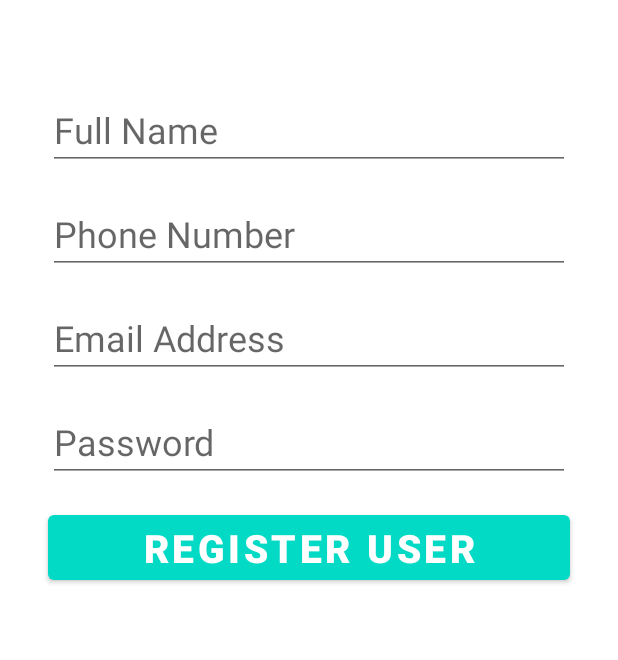
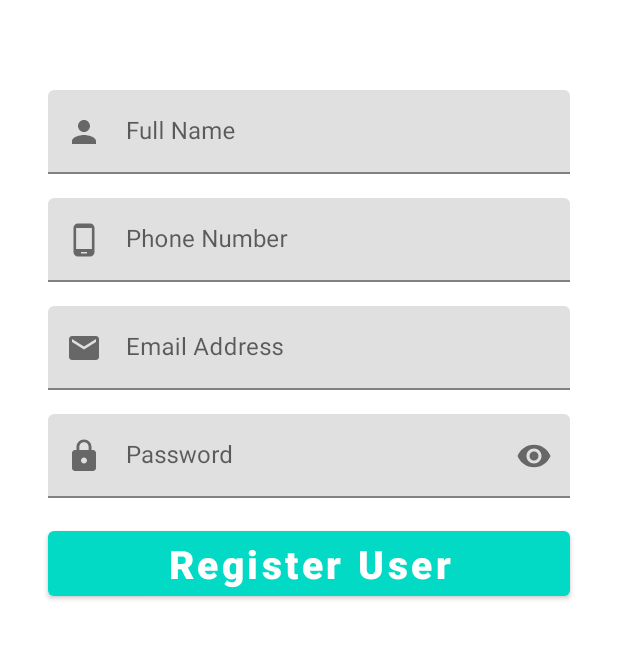
Before and after one commit to nchan17/TaskApp, an Android app: the RegisterUserFragment screen opened through its navigation route, on a phone screen of 412 x 824 dp, the part 196-856 px from its top. Run offline under Robolectric (Android 15) with nearby library versions, the phone set to English and light mode, and no system bars; our stand-ins replace Firebase (no records; nobody signed in at launch, a user with empty details on screens opened directly).

Commit message:
add bottom navigation, switch to material design

```diff
--- a/app/build.gradle
+++ b/app/build.gradle
@@ -57,4 +57,6 @@ dependencies {
     implementation 'androidx.navigation:navigation-fragment-ktx:2.3.5'
     implementation 'androidx.navigation:navigation-ui-ktx:2.3.5'
 
+    implementation 'com.google.android.material:material:1.4.0'
+
 }
--- a/app/src/main/java/com/taskapp/presentation/PasswordRecoveryFragment.kt
+++ b/app/src/main/java/com/taskapp/presentation/PasswordRecoveryFragment.kt
@@ -35,14 +35,14 @@ class PasswordRecoveryFragment : Fragment() {
     }
 
     private fun resetPassword() {
-        val email = binding.emailEditText.text.toString().trim()
+        val email = binding.emailEditText.editText?.text.toString().trim()
         if (email.isEmpty()) {
-            binding.emailEditText.error = "Email is required"
+            binding.emailEditText.editText?.error = "Email is required"
             binding.emailEditText.requestFocus()
             return
         }
         if (!Patterns.EMAIL_ADDRESS.matcher(email).matches()) {
-            binding.emailEditText.error = "Please provide valid email"
+            binding.emailEditText.editText?.error = "Please provide valid email"
             binding.emailEditText.requestFocus()
             return
         }
--- /dev/null
+++ b/app/src/main/res/drawable/ic_baseline_email_24.xml
@@ -0,0 +1,10 @@
+<vector xmlns:android="http://schemas.android.com/apk/res/android"
+    android:width="24dp"
+    android:height="24dp"
+    android:viewportWidth="24"
+    android:viewportHeight="24"
+    android:tint="?attr/colorControlNormal">
+  <path
+      android:fillColor="@android:color/white"
+      android:pathData="M20,4L4,4c-1.1,0 -1.99,0.9 -1.99,2L2,18c0,1.1 0.9,2 2,2h16c1.1,0 2,-0.9 2,-2L22,6c0,-1.1 -0.9,-2 -2,-2zM20,8l-8,5 -8,-5L4,6l8,5 8,-5v2z"/>
+</vector>
--- /dev/null
+++ b/app/src/main/res/drawable/ic_baseline_lock_24.xml
@@ -0,0 +1,10 @@
+<vector xmlns:android="http://schemas.android.com/apk/res/android"
+    android:width="24dp"
+    android:height="24dp"
+    android:viewportWidth="24"
+    android:viewportHeight="24"
+    android:tint="?attr/colorControlNormal">
+  <path
+      android:fillColor="@android:color/white"
+      android:pathData="M18,8h-1L17,6c0,-2.76 -2.24,-5 -5,-5S7,3.24 7,6v2L6,8c-1.1,0 -2,0.9 -2,2v10c0,1.1 0.9,2 2,2h12c1.1,0 2,-0.9 2,-2L20,10c0,-1.1 -0.9,-2 -2,-2zM12,17c-1.1,0 -2,-0.9 -2,-2s0.9,-2 2,-2 2,0.9 2,2 -0.9,2 -2,2zM15.1,8L8.9,8L8.9,6c0,-1.71 1.39,-3.1 3.1,-3.1 1.71,0 3.1,1.39 3.1,3.1v2z"/>
+</vector>
--- /dev/null
+++ b/app/src/main/res/drawable/ic_baseline_person_24.xml
@@ -0,0 +1,10 @@
+<vector xmlns:android="http://schemas.android.com/apk/res/android"
+    android:width="24dp"
+    android:height="24dp"
+    android:viewportWidth="24"
+    android:viewportHeight="24"
+    android:tint="?attr/colorControlNormal">
+  <path
+      android:fillColor="@android:color/white"
+      android:pathData="M12,12c2.21,0 4,-1.79 4,-4s-1.79,-4 -4,-4 -4,1.79 -4,4 1.79,4 4,4zM12,14c-2.67,0 -8,1.34 -8,4v2h16v-2c0,-2.66 -5.33,-4 -8,-4z"/>
+</vector>
--- /dev/null
+++ b/app/src/main/res/drawable/ic_baseline_phone_android_24.xml
@@ -0,0 +1,10 @@
+<vector xmlns:android="http://schemas.android.com/apk/res/android"
+    android:width="24dp"
+    android:height="24dp"
+    android:viewportWidth="24"
+    android:viewportHeight="24"
+    android:tint="?attr/colorControlNormal">
+  <path
+      android:fillColor="@android:color/white"
+      android:pathData="M16,1L8,1C6.34,1 5,2.34 5,4v16c0,1.66 1.34,3 3,3h8c1.66,0 3,-1.34 3,-3L19,4c0,-1.66 -1.34,-3 -3,-3zM14,21h-4v-1h4v1zM17.25,18L6.75,18L6.75,4h10.5v14z"/>
+</vector>
--- a/app/src/main/res/layout/fragment_register_user.xml
+++ b/app/src/main/res/layout/fragment_register_user.xml
@@ -20,8 +20,7 @@
         app:layout_constraintStart_toStartOf="parent"
         app:layout_constraintTop_toTopOf="parent" />
 
-
-    <EditText
+    <com.google.android.material.textfield.TextInputLayout
         android:id="@+id/full_name_editText"
         android:layout_width="match_parent"
         android:layout_height="wrap_content"
@@ -32,46 +31,74 @@
         android:textSize="24sp"
         app:layout_constraintEnd_toEndOf="parent"
         app:layout_constraintStart_toStartOf="parent"
-        app:layout_constraintTop_toBottomOf="@+id/banner_textView" />
+        app:layout_constraintTop_toBottomOf="@+id/banner_textView"
+        app:startIconDrawable="@drawable/ic_baseline_person_24">
 
-    <EditText
+        <com.google.android.material.textfield.TextInputEditText
+            android:layout_width="match_parent"
+            android:layout_height="wrap_content" />
+    </com.google.android.material.textfield.TextInputLayout>
+
+
+    <com.google.android.material.textfield.TextInputLayout
         android:id="@+id/phone_number_editText"
         android:layout_width="match_parent"
         android:layout_height="wrap_content"
         android:layout_marginHorizontal="32dp"
         android:layout_marginTop="16dp"
         android:hint="Phone Number"
-        android:inputType="phone"
         android:textSize="24sp"
         app:layout_constraintEnd_toEndOf="parent"
         app:layout_constraintStart_toStartOf="parent"
-        app:layout_constraintTop_toBottomOf="@+id/full_name_editText" />
+        app:layout_constraintTop_toBottomOf="@+id/full_name_editText"
+        app:startIconDrawable="@drawable/ic_baseline_phone_android_24">
 
-    <EditText
+        <com.google.android.material.textfield.TextInputEditText
+            android:layout_width="match_parent"
+            android:layout_height="wrap_content"
+            android:inputType="phone" />
+    </com.google.android.material.textfield.TextInputLayout>
+
+    <com.google.android.material.textfield.TextInputLayout
         android:id="@+id/email_editText"
         android:layout_width="match_parent"
         android:layout_height="wrap_content"
         android:layout_marginHorizontal="32dp"
         android:layout_marginTop="16dp"
         android:hint="Email Address"
-        android:inputType="textEmailAddress"
         android:textSize="24sp"
         app:layout_constraintEnd_toEndOf="parent"
         app:layout_constraintStart_toStartOf="parent"
-        app:layout_constraintTop_toBottomOf="@+id/phone_number_editText" />
+        app:layout_constraintTop_toBottomOf="@+id/phone_number_editText"
+        app:startIconDrawable="@drawable/ic_baseline_email_24">
 
-    <EditText
+        <com.google.android.material.textfield.TextInputEditText
+            android:layout_width="match_parent"
+            android:layout_height="wrap_content"
+            android:inputType="textEmailAddress" />
+
+    </com.google.android.material.textfield.TextInputLayout>
+
+    <com.google.android.material.textfield.TextInputLayout
         android:id="@+id/password_editText"
         android:layout_width="match_parent"
         android:layout_height="wrap_content"
         android:layout_marginHorizontal="32dp"
         android:layout_marginTop="16dp"
         android:hint="Password"
-        android:inputType="textPassword"
         android:textSize="24sp"
+        app:endIconMode="password_toggle"
         app:layout_constraintEnd_toEndOf="parent"
         app:layout_constraintStart_toStartOf="parent"
-        app:layout_constraintTop_toBottomOf="@+id/email_editText" />
+        app:layout_constraintTop_toBottomOf="@+id/email_editText"
+        app:startIconDrawable="@drawable/ic_baseline_lock_24">
+
+        <com.google.android.material.textfield.TextInputEditText
+            android:layout_width="match_parent"
+            android:layout_height="wrap_content"
+            android:inputType="textPassword" />
+
+    </com.google.android.material.textfield.TextInputLayout>
 
     <Button
         android:id="@+id/register_button"
@@ -80,6 +107,7 @@
         android:layout_marginHorizontal="32dp"
         android:layout_marginTop="16dp"
         android:text="Register User"
+        android:textAllCaps="false"
         android:textColor="@color/white"
         android:textSize="26sp"
         android:textStyle="bold"
```
Also changed, not shown: app/src/main/java/com/taskapp/presentation/HomePageFragment.kt (+11 -0 lines), app/src/main/java/com/taskapp/presentation/LoginFragment.kt (+17 -6 lines), app/src/main/java/com/taskapp/presentation/RegisterUserFragment.kt (+11 -11 lines), app/src/main/res/drawable/ic_baseline_check_24.xml (added, +10 -0 lines), app/src/main/res/drawable/ic_baseline_search_24.xml (added, +10 -0 lines), app/src/main/res/layout/fragment_home_page.xml (+12 -2 lines), app/src/main/res/layout/fragment_login.xml (+22 -6 lines), app/src/main/res/layout/fragment_password_recovery.xml (+12 -3 lines), app/src/main/res/menu/bottom_menu.xml (added, +13 -0 lines).
